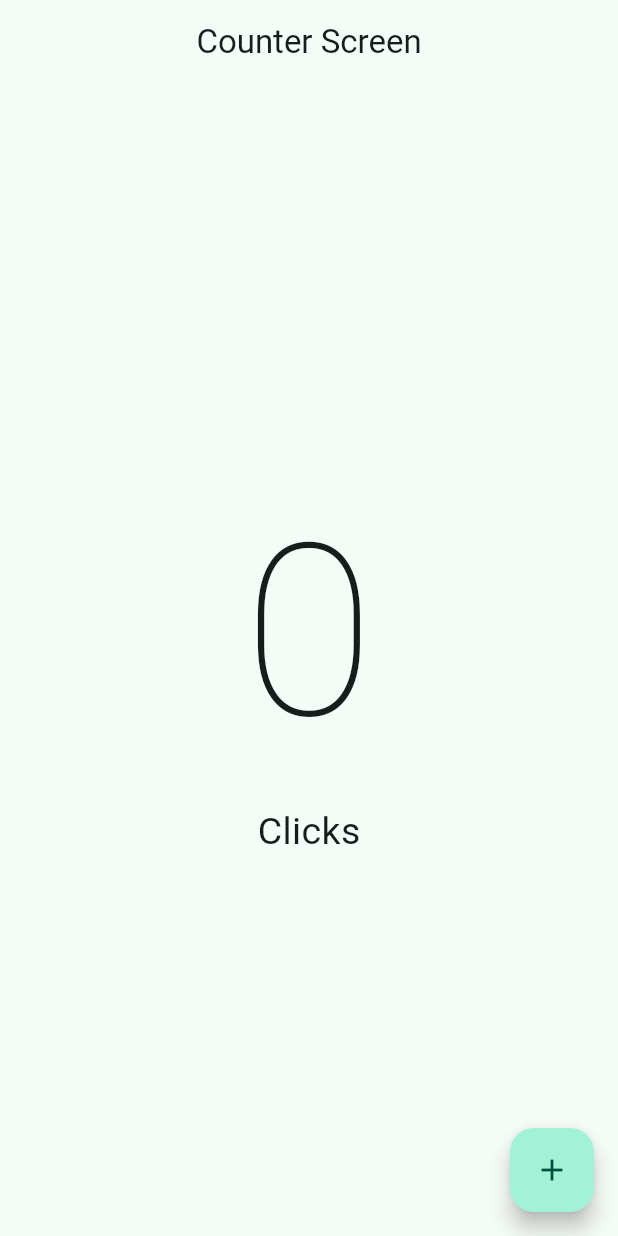
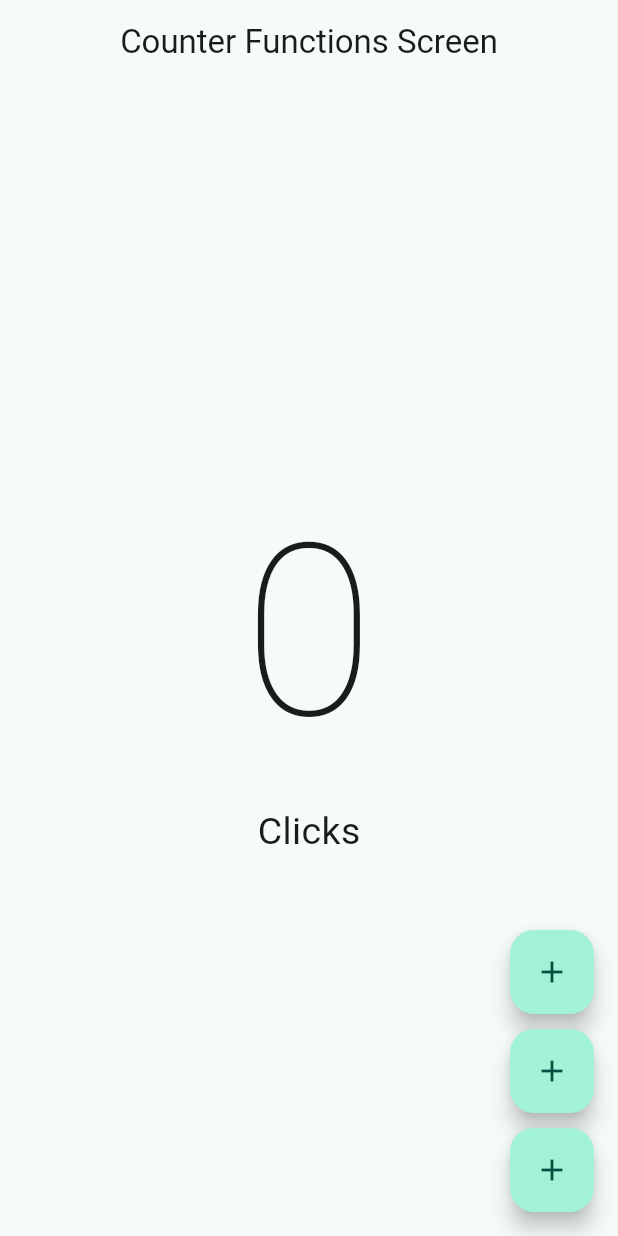
Before and after one commit to arodriguezgim/PMDM2526, a Flutter app: the screen it shows after launch, on a phone screen of 412 x 824 dp. Run offline on Flutter 3.47's test engine with Material 3 defaults, Android fonts, the phone set to English and light mode, and no system bars.

Commit message:
Fin 1 clase

```diff
--- a/Flutter/contador/lib/main.dart
+++ b/Flutter/contador/lib/main.dart
@@ -1,4 +1,5 @@
-import 'package:contador/screens/counter_screen.dart';
+import 'package:contador/screens/counter_functions_screen.dart';
+//import 'package:contador/screens/counter_screen.dart';
 import 'package:flutter/material.dart';
 
 void main() {
@@ -16,7 +17,7 @@ class MyApp extends StatelessWidget {
         useMaterial3: true,
         colorSchemeSeed: const Color.fromARGB(255, 25, 158, 129)
       ),
-      home: CounterScreen()
+      home: CounterFunctionsScreen()
     );
   }
 }
--- /dev/null
+++ b/Flutter/contador/lib/screens/counter_functions_screen.dart
@@ -0,0 +1,55 @@
+import 'package:flutter/material.dart';
+
+class CounterFunctionsScreen extends StatefulWidget {
+  const CounterFunctionsScreen({super.key});
+
+  @override
+  State<CounterFunctionsScreen> createState() => _CounterFunctionsScreenState();
+}
+
+class _CounterFunctionsScreenState extends State<CounterFunctionsScreen> {
+
+  int contador = 0;
+
+  @override
+  Widget build(BuildContext context) {
+    return Scaffold(
+      appBar: AppBar(
+        title: Text('Counter Functions Screen'),
+        centerTitle: true,
+      ),
+        body: Center(
+          child: Column(
+            mainAxisAlignment: MainAxisAlignment.center,
+            children: [
+              Text(' $contador ', style: TextStyle( fontSize: 160, fontWeight:FontWeight.w100 ),),
+              Text('Clicks', style: TextStyle(fontSize: 25),),
+            ],
+          ),
+        ),
+        floatingActionButton: Column(
+          mainAxisAlignment: MainAxisAlignment.end,
+          children: [
+            BotonPersonalizado(),
+            SizedBox( height: 10,),
+            BotonPersonalizado(),
+            SizedBox( height: 10,),
+            BotonPersonalizado(),
+          ],
+        ),
+      );
+  }
+}
+
+class BotonPersonalizado extends StatelessWidget {
+
+  @override
+  Widget build(BuildContext context) {
+    return FloatingActionButton(
+      child: Icon( Icons.add),
+        onPressed: (){
+
+        }
+      );
+  }
+}
```
